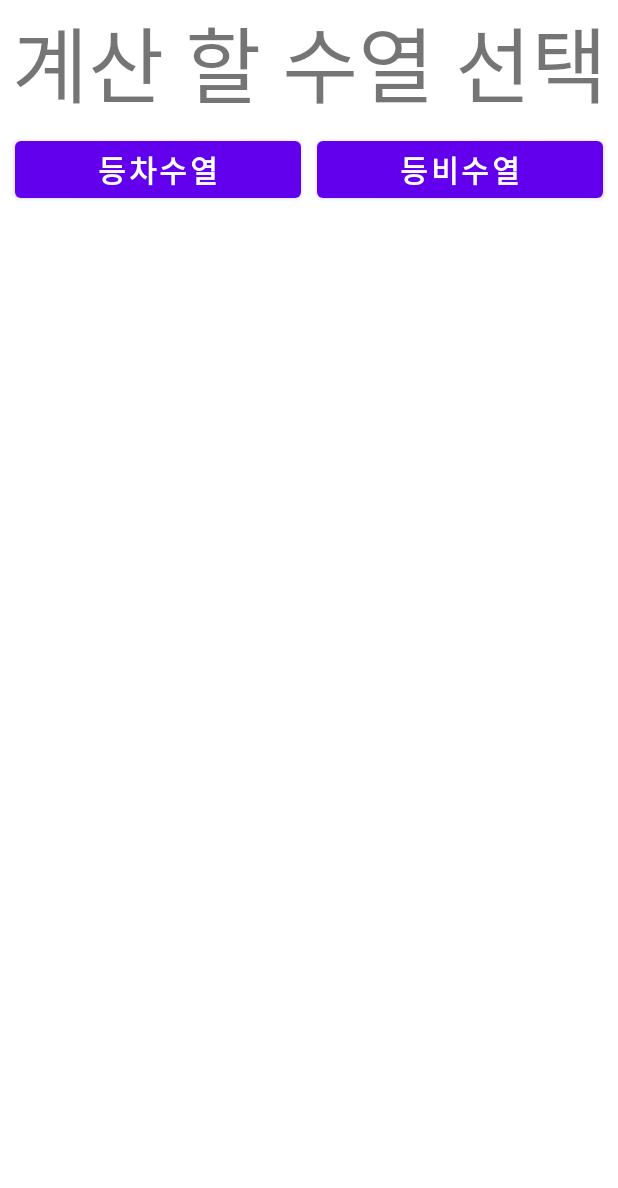
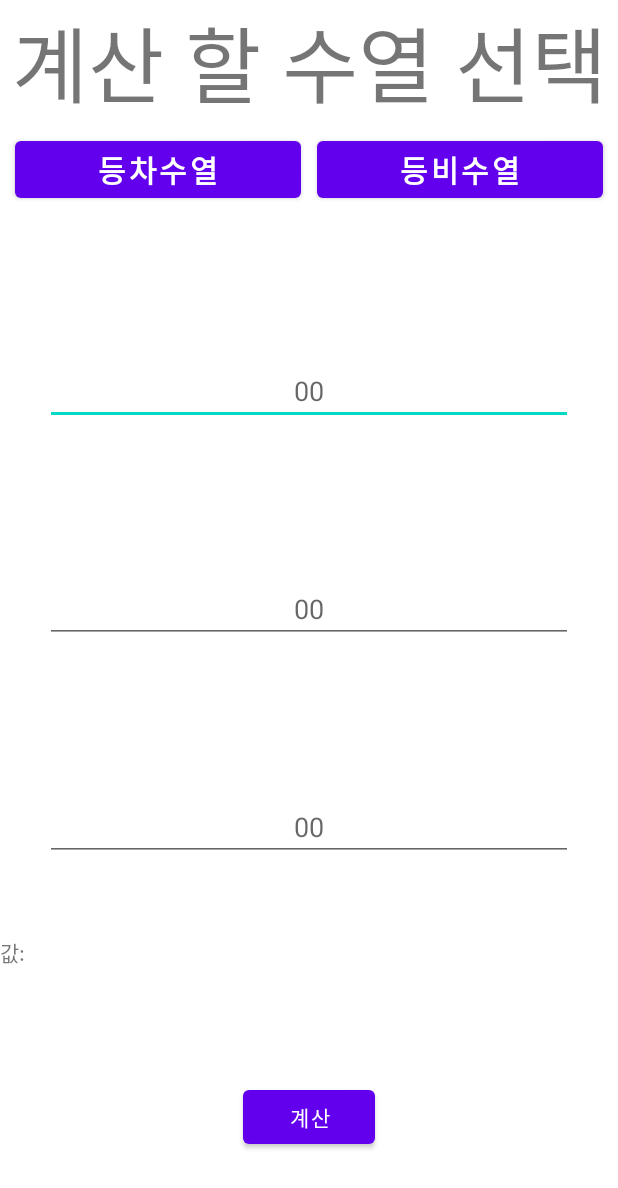
Before and after one commit to Park-minseo/mansuHS, an Android app: the layout calculator.xml on its own in the app's theme, with its tools: preview values and no code run, on a phone screen of 412 x 824 dp. Shown: the top 1188 px of the screen. Run offline under Robolectric (Android 15) with nearby library versions, the phone set to English and light mode, and no system bars.

Commit message:
2차 저장본(오류가있긴한데 뭐가문제인지모르겠음)

```diff
--- a/app/src/main/res/layout/calculator.xml
+++ b/app/src/main/res/layout/calculator.xml
@@ -4,6 +4,70 @@
     xmlns:tools="http://schemas.android.com/tools"
     android:layout_width="match_parent"
     android:layout_height="match_parent">
+
+    <LinearLayout
+        android:id="@+id/putvalueLL"
+        android:layout_width="match_parent"
+        android:layout_height="wrap_content"
+        android:orientation="horizontal"
+        android:layout_marginHorizontal="30dp"
+        android:layout_marginTop="100dp"
+        app:layout_constraintTop_toBottomOf="@+id/button11">
+
+        <EditText
+            android:id="@+id/put_value"
+            android:layout_width="0dp"
+            android:layout_weight="1"
+            android:hint="00"
+            android:gravity="center"
+            android:layout_height="wrap_content"
+            android:inputType="number"/>
+    </LinearLayout>
+
+    <LinearLayout
+        android:id="@+id/putvalue2LL"
+        android:layout_width="match_parent"
+        android:layout_height="wrap_content"
+        android:orientation="horizontal"
+        android:layout_marginHorizontal="30dp"
+        android:layout_marginTop="100dp"
+        app:layout_constraintTop_toBottomOf="@+id/putvalueLL">
+        <EditText
+            android:id="@+id/put_value2"
+            android:layout_width="0dp"
+            android:layout_weight="1"
+            android:hint="00"
+            android:gravity="center"
+            android:layout_height="wrap_content"
+            android:inputType="number"/>
+    </LinearLayout>
+
+    <LinearLayout
+        android:id="@+id/putvalue3LL"
+        android:layout_width="match_parent"
+        android:layout_height="wrap_content"
+        android:orientation="horizontal"
+        android:layout_marginHorizontal="30dp"
+        android:layout_marginTop="100dp"
+        app:layout_constraintTop_toBottomOf="@+id/putvalue2LL">
+        <EditText
+            android:id="@+id/put_value3"
+            android:layout_width="0dp"
+            android:layout_weight="1"
+            android:hint="00"
+            android:gravity="center"
+            android:layout_height="wrap_content"
+            android:inputType="number"/>
+    </LinearLayout>
+
+    <TextView
+        android:id="@+id/value"
+        android:layout_width="match_parent"
+        android:layout_height="wrap_content"
+        android:layout_marginTop="50dp"
+        android:text="값:"
+        app:layout_constraintStart_toStartOf="parent"
+        app:layout_constraintTop_toBottomOf="@+id/putvalue3LL" />
 
     <TextView
         android:id="@+id/textView4"
@@ -46,4 +110,15 @@
         app:layout_constraintStart_toEndOf="@+id/button10"
         app:layout_constraintTop_toBottomOf="@+id/textView4" />
 
+    <Button
+        android:id="@+id/sum_value"
+        android:layout_width="wrap_content"
+        android:layout_height="wrap_content"
+        android:layout_marginTop="20dp"
+        android:text="계산"
+        app:layout_constraintBottom_toBottomOf="parent"
+        app:layout_constraintEnd_toEndOf="parent"
+        app:layout_constraintStart_toStartOf="parent"
+        app:layout_constraintTop_toBottomOf="@+id/value" />
+
 </androidx.constraintlayout.widget.ConstraintLayout>
```
Also changed, not shown: app/src/main/java/com/mbtl/mansuhighschool/calculator.java (+52 -6 lines).
